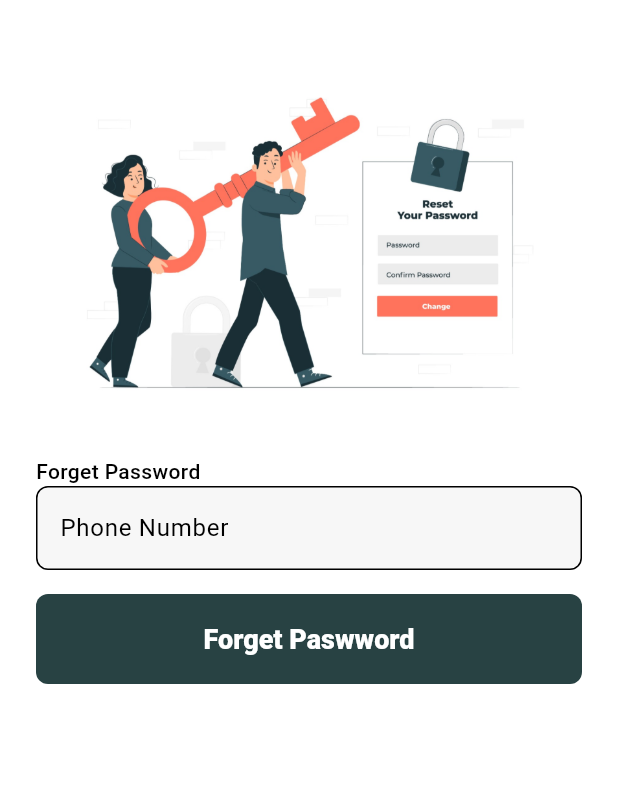
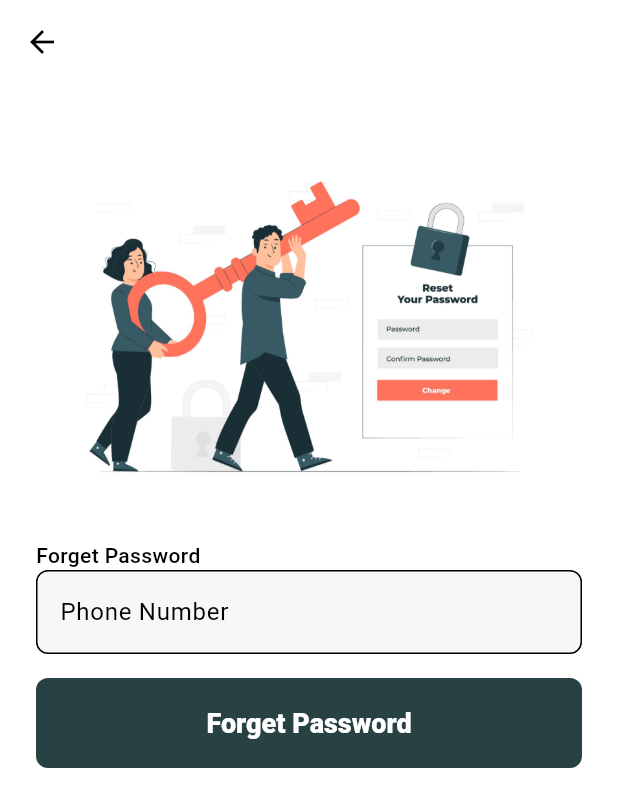
Before and after one commit to ahmedhussien12/tranquility, a Flutter app: the screen it shows after launch, after a tap on "Forget Password?", on a phone screen of 412 x 824 dp. Shown: the top 807 px of the screen. Run offline on Flutter 3.47's test engine with Material 3 defaults, Android fonts, the phone set to English and light mode, and no system bars; our stand-ins replace flutter_svg.

Commit message:
fifth update

```diff
--- a/analysis_options.yaml
+++ b/analysis_options.yaml
@@ -21,6 +21,7 @@ linter:
   # `// ignore_for_file: name_of_lint` syntax on the line or in the file
   # producing the lint.
   rules:
+    prefer_const_constructors
     # avoid_print: false  # Uncomment to disable the `avoid_print` rule
     # prefer_single_quotes: true  # Uncomment to enable the `prefer_single_quotes` rule
 
--- /dev/null
+++ b/lib/core/designs/app_button.dart
@@ -0,0 +1,15 @@
+import 'package:flutter/material.dart';
+
+class AppButton extends StatelessWidget {
+  final String text;
+  final VoidCallback onPressed;
+  const AppButton({super.key, this.text = "", required this.onPressed});
+
+  @override
+  Widget build(BuildContext context) {
+    return FilledButton(
+      onPressed: onPressed,
+      child: Text(text),
+    );
+  }
+}
--- a/lib/core/designs/app_images.dart
+++ b/lib/core/designs/app_images.dart
@@ -39,16 +39,9 @@ class AppImages extends StatelessWidget {
   }
 
   Widget _errorWidget(context, error, stacktrace) {
-    return Container(
-      height: height,
-      width: width,
-      child: Center(
-          child: Text(
-        "error 404",
-        style: TextStyle(
-          fontSize: 20,
-        ),
-      )),
+    return AppImages(
+      path: "image_failed.png",
+      height: 220,
     );
   }
 }
--- /dev/null
+++ b/lib/core/designs/app_input.dart
@@ -0,0 +1,39 @@
+import 'package:flutter/material.dart';
+
+class AppInput extends StatefulWidget {
+  final String label;
+  final TextInputType? keyboardType;
+  final bool isPassword;
+
+  const AppInput(
+      {super.key,
+      required this.label,
+      this.keyboardType,
+      this.isPassword = false});
+
+  @override
+  State<AppInput> createState() => _AppInputState();
+}
+
+class _AppInputState extends State<AppInput> {
+  bool isHidden = true;
+
+  @override
+  Widget build(BuildContext context) {
+    return TextFormField(
+      keyboardType: widget.keyboardType,
+      obscureText: isHidden&&widget.isPassword,
+      obscuringCharacter: "*",
+      decoration: InputDecoration(
+        labelText: widget.label,
+        suffixIcon: widget.isPassword? IconButton(
+          icon: Icon(isHidden ? Icons.visibility_off : Icons.visibility),
+          onPressed: () {
+            isHidden = !isHidden;
+            setState(() {});
+          },
+        ):null,
+      ),
+    );
+  }
+}
--- a/lib/screens/forget_password.dart
+++ b/lib/screens/forget_password.dart
@@ -1,5 +1,7 @@
 import 'package:flutter/material.dart';
+import 'package:secondproject/core/designs/app_button.dart';
 import 'package:secondproject/core/designs/app_images.dart';
+import 'package:secondproject/core/designs/app_input.dart';
 
 class ForgetPassword extends StatelessWidget {
   const ForgetPassword({super.key});
@@ -7,6 +9,8 @@ class ForgetPassword extends StatelessWidget {
   @override
   Widget build(BuildContext context) {
     return Scaffold(
+      appBar: AppBar(
+      ),
       body: SafeArea(
         child: SingleChildScrollView(
           child: Padding(
@@ -28,17 +32,14 @@ class ForgetPassword extends StatelessWidget {
                   "Forget Password",
                   style: TextStyle(fontWeight: FontWeight.w500),
                 ),
-                TextFormField(
+                AppInput(
+                  label: "Phone Number",
                   keyboardType: TextInputType.phone,
-                  decoration: InputDecoration(labelText: "Phone Number"),
                 ),
                 SizedBox(
                   height: 16,
                 ),
-                FilledButton(
-                  onPressed: () {},
-                  child: Text("Forget Paswword"),
-                ),
+                AppButton(onPressed: (){},text: "Forget Password",)
               ],
             ),
           ),
--- a/lib/screens/login.dart
+++ b/lib/screens/login.dart
@@ -1,5 +1,7 @@
 import 'package:flutter/material.dart';
+import 'package:secondproject/core/designs/app_button.dart';
 import 'package:secondproject/core/designs/app_images.dart';
+import 'package:secondproject/core/designs/app_input.dart';
 import 'package:secondproject/core/logic/helper.dart';
 import 'package:secondproject/screens/forget_password.dart';
 
@@ -44,27 +46,17 @@ class _LoginState extends State<Login> {
                 SizedBox(
                   height: 10,
                 ),
-                TextFormField(
+                AppInput(
+                  label: "Phone Number",
                   keyboardType: TextInputType.phone,
-                  decoration: InputDecoration(labelText: "Phone Number"),
                 ),
                 SizedBox(
                   height: 16,
                 ),
-                TextFormField(
-                  obscureText: isHidden,
-                  obscuringCharacter: "*",
-                  decoration: InputDecoration(
-                    labelText: "Password",
-                    suffixIcon: IconButton(
-                      icon: Icon(
-                          isHidden ? Icons.visibility_off : Icons.visibility),
-                      onPressed: () {
-                        isHidden = !isHidden;
-                        setState(() {});
-                      },
-                    ),
-                  ),
+                AppInput(
+                  label: "Password",
+                  keyboardType: TextInputType.text,
+                  isPassword: true,
                 ),
                 Align(
                   alignment: AlignmentDirectional.centerEnd,
@@ -78,9 +70,9 @@ class _LoginState extends State<Login> {
                 SizedBox(
                   height: 24,
                 ),
-                FilledButton(
+                AppButton(
                   onPressed: () {},
-                  child: Text("Login"),
+                  text: "Login",
                 ),
                 SizedBox(
                   height: 40,
--- a/pubspec.yaml
+++ b/pubspec.yaml
@@ -59,8 +59,8 @@ flutter:
   # the material Icons class.
   uses-material-design: true
   assets:
-    - asset/images/login.png
-    - asset/images/forget_password.png
+    - asset/images/
+    - asset/fonts/
 
 
 
```
Also changed, not shown: asset/images/image_failed.png (added).
